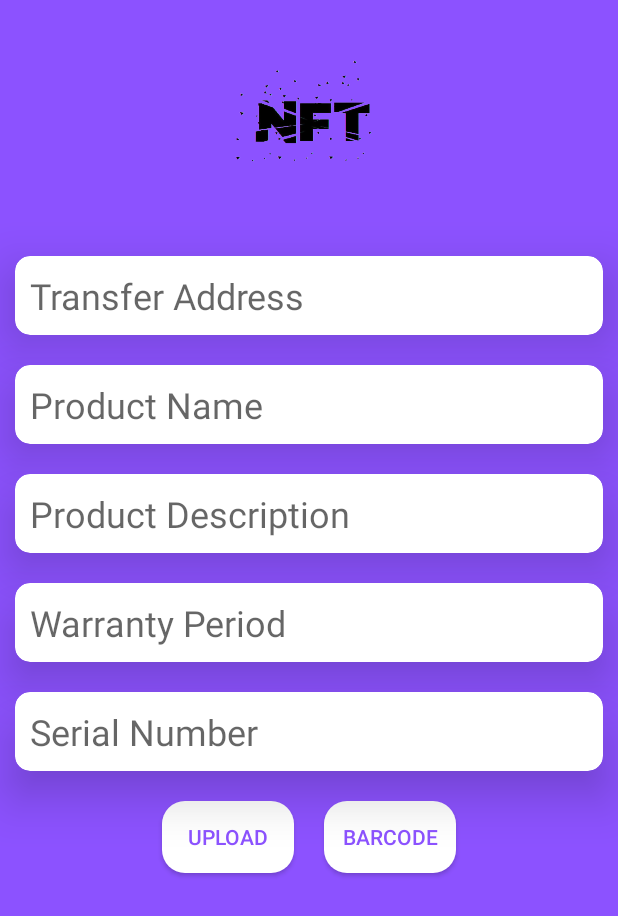
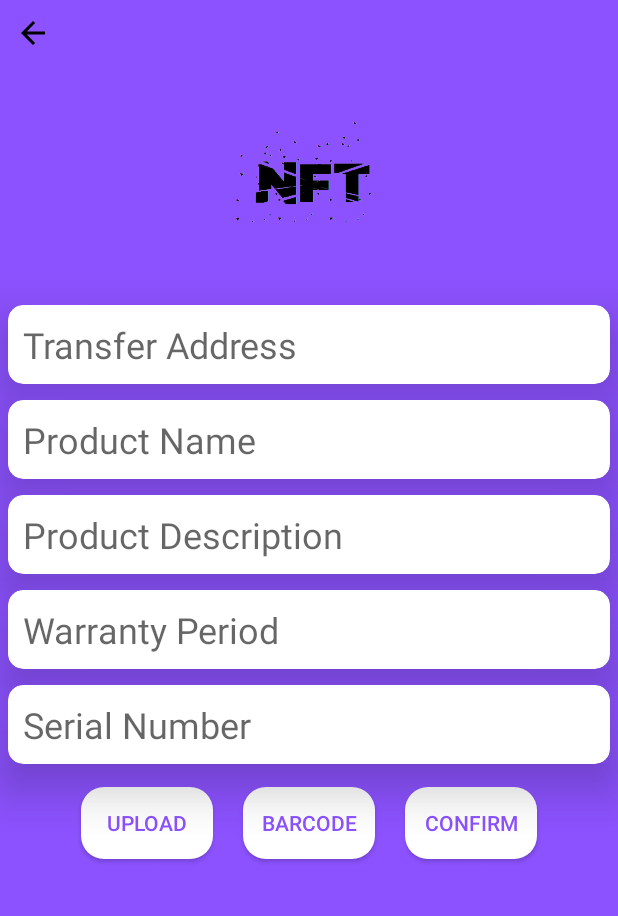
Before and after one commit to geeky-AB/HackBPIT, an Android app: the CreateNFT screen opened directly, with no data from a screen before it, on a phone screen of 412 x 824 dp. Shown: the top 916 px of the screen. Run offline under Robolectric (Android 15) with nearby library versions, the light colour scheme and no system bars; libraries missing offline, so code that uses them is left out: com.journeyapps.barcodescanner; Roboto replaces fonts that are not available here.

Commit message:
Modify CreateNFT.java, activity_create_nft.xml and added ic_baseline_arrow_back_24.xml

```diff
--- a/app/src/main/java/com/example/hackbpit/CreateNFT.java
+++ b/app/src/main/java/com/example/hackbpit/CreateNFT.java
@@ -26,8 +26,8 @@ public class CreateNFT extends AppCompatActivity {
     EditText warrantyPrd;
     EditText serialNo;
     Button scanBar;
-    Button imageCap;
-    ImageView imageProduct;
+    Button imageCap,confirmBtn;
+    ImageView imageProduct,backView;
     private static final int Image_Capture_Code = 1;
 
     @Override
@@ -43,6 +43,17 @@ public class CreateNFT extends AppCompatActivity {
         scanBar = findViewById(R.id.scanProduct);
         imageCap = findViewById(R.id.imageCap);
         imageProduct = findViewById(R.id.productImage);
+        backView = findViewById(R.id.backBtn);
+        confirmBtn = findViewById(R.id.confirm);
+
+        backView.setOnClickListener(new View.OnClickListener() {
+            @Override
+            public void onClick(View view) {
+                onBackPressed();
+            }
+        });
+
+
 
         scanBar.setOnClickListener(new View.OnClickListener() {
             @Override
@@ -58,6 +69,11 @@ public class CreateNFT extends AppCompatActivity {
             }
         });
 
+    }
+
+    @Override
+    public void onBackPressed() {
+        super.onBackPressed();
     }
 
     public void scanBarCode(){
--- /dev/null
+++ b/app/src/main/res/drawable/ic_baseline_arrow_back_24.xml
@@ -0,0 +1,5 @@
+<vector android:autoMirrored="true" android:height="24dp"
+    android:tint="#000000" android:viewportHeight="24"
+    android:viewportWidth="24" android:width="24dp" xmlns:android="http://schemas.android.com/apk/res/android">
+    <path android:fillColor="@android:color/white" android:pathData="M20,11H7.83l5.59,-5.59L12,4l-8,8 8,8 1.41,-1.41L7.83,13H20v-2z"/>
+</vector>
--- a/app/src/main/res/layout/activity_create_nft.xml
+++ b/app/src/main/res/layout/activity_create_nft.xml
@@ -9,17 +9,24 @@
     android:background="@color/homePurple">
 
     <ImageView
+        android:id="@+id/backBtn"
+        android:layout_width="wrap_content"
+        android:layout_height="wrap_content"
+        android:src="@drawable/ic_baseline_arrow_back_24"
+        android:layout_margin="10dp"/>
+
+    <ImageView
         android:id="@+id/productImage"
         android:layout_width="150dp"
         android:layout_height="150dp"
         android:src="@drawable/nft"
         android:layout_gravity="center"
-        android:layout_margin="5dp"/>
+        android:layout_margin="2dp"/>
 
     <androidx.cardview.widget.CardView
         android:layout_width="match_parent"
         android:layout_height="wrap_content"
-        android:layout_margin="10dp"
+        android:layout_margin="5dp"
         app:cardCornerRadius="10dp"
         app:cardElevation="20dp">
 
@@ -37,7 +44,7 @@
     <androidx.cardview.widget.CardView
         android:layout_width="match_parent"
         android:layout_height="wrap_content"
-        android:layout_margin="10dp"
+        android:layout_margin="5dp"
         app:cardCornerRadius="10dp"
         app:cardElevation="20dp">
 
@@ -55,7 +62,7 @@
     <androidx.cardview.widget.CardView
         android:layout_width="match_parent"
         android:layout_height="wrap_content"
-        android:layout_margin="10dp"
+        android:layout_margin="5dp"
         app:cardCornerRadius="10dp"
         app:cardElevation="20dp">
 
@@ -74,7 +81,7 @@
     <androidx.cardview.widget.CardView
         android:layout_width="match_parent"
         android:layout_height="wrap_content"
-        android:layout_margin="10dp"
+        android:layout_margin="5dp"
         app:cardCornerRadius="10dp"
         app:cardElevation="20dp">
 
@@ -92,7 +99,7 @@
     <androidx.cardview.widget.CardView
         android:layout_width="match_parent"
         android:layout_height="wrap_content"
-        android:layout_margin="10dp"
+        android:layout_margin="5dp"
         app:cardCornerRadius="10dp"
         app:cardElevation="20dp">
 
@@ -134,6 +141,16 @@
             android:background="@drawable/rectangle"
             android:layout_margin="10dp"
             android:padding="5dp"/>
+        <androidx.appcompat.widget.AppCompatButton
+            android:id="@+id/confirm"
+            android:layout_width="wrap_content"
+            android:layout_height="wrap_content"
+            android:text="Confirm"
+            android:textColor="@color/homePurple"
+            android:layout_gravity="center"
+            android:background="@drawable/rectangle"
+            android:layout_margin="10dp"
+            android:padding="5dp"/>
 
     </LinearLayout>
 
```
